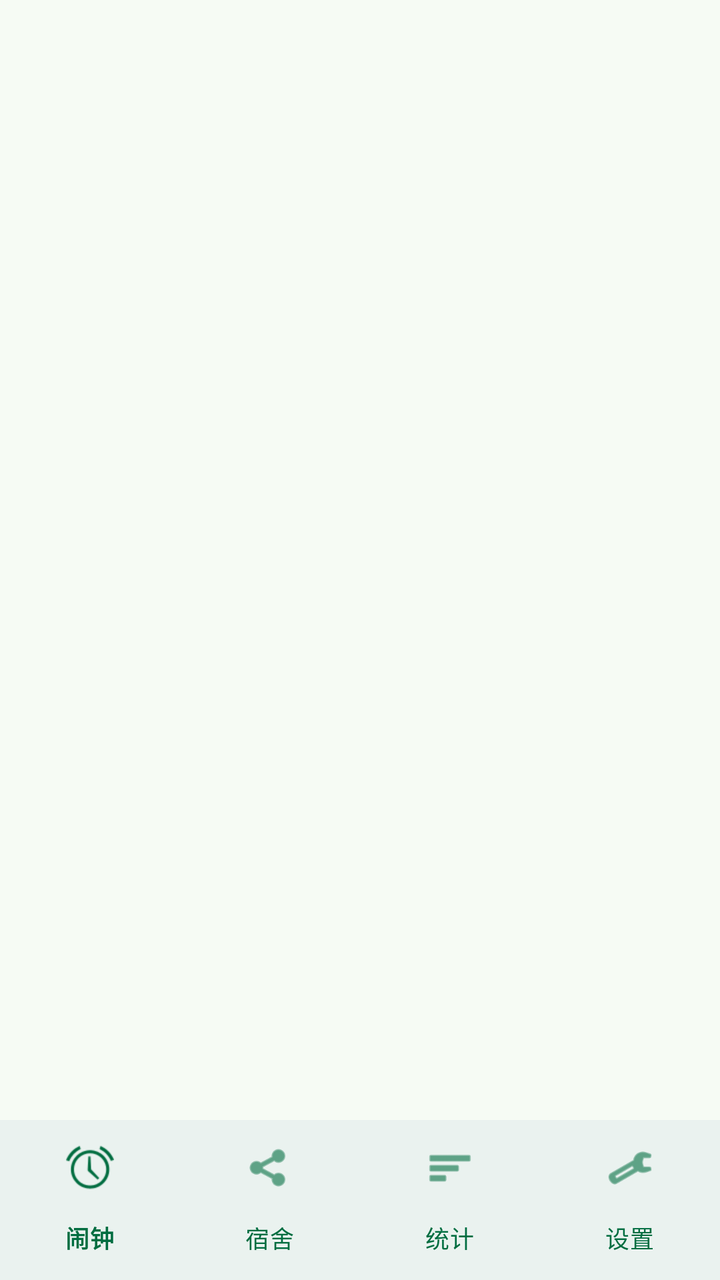
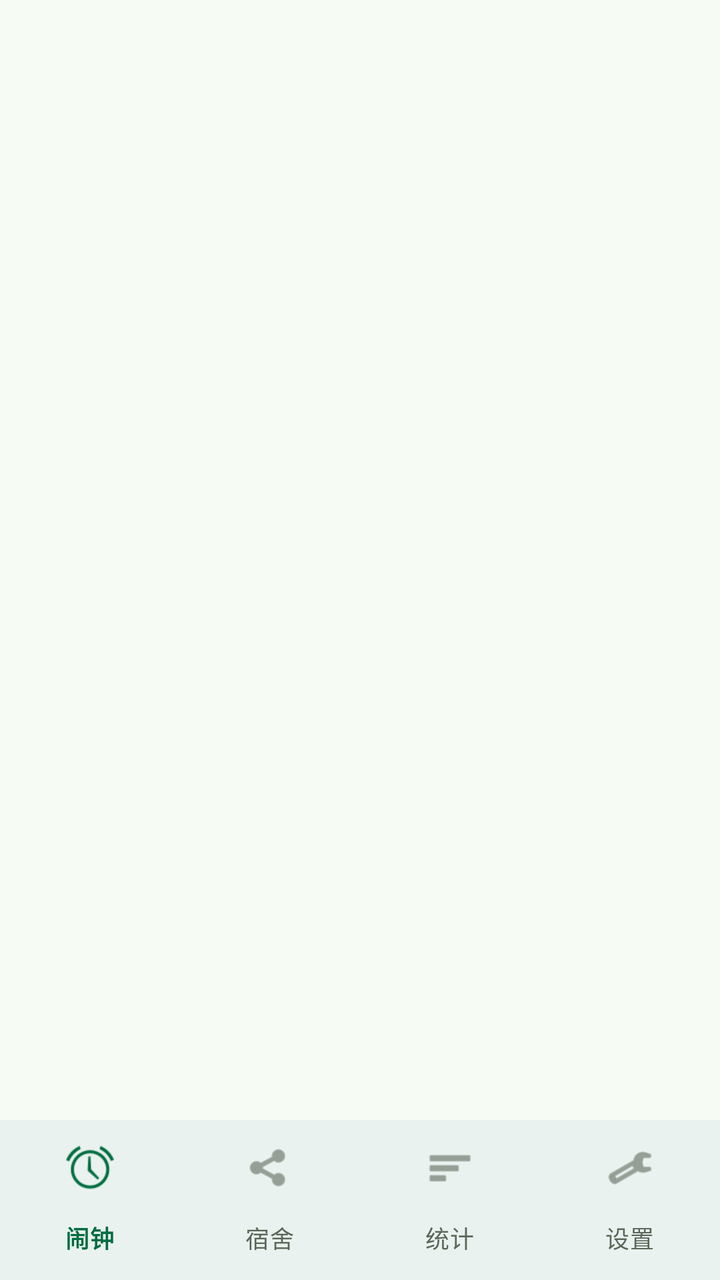

Before-and-after screenshots of an Android layout around one commit, followed by the original layout XML and the change that was made.
<!-- AndroidManifest.xml: application theme Theme.Tongxiao -->
<!-- res/layout/activity_main.xml -->
<?xml version="1.0" encoding="utf-8"?>
<LinearLayout xmlns:android="http://schemas.android.com/apk/res/android"
    xmlns:app="http://schemas.android.com/apk/res-auto"
    android:layout_width="match_parent"
    android:layout_height="match_parent"
    android:orientation="vertical">

    <androidx.fragment.app.FragmentContainerView
        android:id="@+id/tab_container"
        android:layout_width="match_parent"
        android:layout_height="0dp"
        android:layout_weight="1" />

    <com.google.android.material.bottomnavigation.BottomNavigationView
        android:id="@+id/bottom_nav"
        android:layout_width="match_parent"
        android:layout_height="wrap_content"
        android:background="@color/card"
        app:itemActiveIndicatorStyle="@null"
        app:itemIconTint="@color/green_primary"
        app:itemTextColor="@color/green_primary"
        app:labelVisibilityMode="labeled"
        app:menu="@menu/menu_bottom_nav" />

</LinearLayout>
<!-- resources referenced by this layout -->
<resources>
  <color name="card">#FFFFFF</color>
  <color name="green_primary">#006D40</color>
  <style name="Theme.Tongxiao" parent="Theme.Material3.Light.NoActionBar">
          
          <item name="android:windowLightStatusBar">true</item>
          <item name="colorPrimary">@color/green_primary</item>
          <item name="colorOnPrimary">@color/green_on_primary</item>
          <item name="colorPrimaryContainer">@color/green_container</item>
          <item name="colorOnPrimaryContainer">@color/green_on_container</item>
          <item name="android:colorBackground">@color/bg</item>
          <item name="colorSurface">@color/card</item>
          <item name="colorOnSurface">@color/ink</item>
          <item name="colorOnSurfaceVariant">@color/muted</item>
          <item name="colorOutline">@color/line</item>
      </style>
  <color name="green_on_primary">#FFFFFF</color>
  <color name="green_container">#C8E6C9</color>
  <color name="green_on_container">#171D16</color>
  <color name="bg">#F6FBF4</color>
  <color name="ink">#171D16</color>
  <color name="muted">#6F7D6E</color>
  <color name="line">#DCE7DA</color>
</resources>

<!-- the commit's change to res/layout/activity_main.xml (unified diff, before → after) -->
@@ -16,9 +16,8 @@
         android:layout_width="match_parent"
         android:layout_height="wrap_content"
         android:background="@color/card"
-        app:itemActiveIndicatorStyle="@null"
-        app:itemIconTint="@color/green_primary"
-        app:itemTextColor="@color/green_primary"
+        app:itemIconTint="@color/nav_item_tint"
+        app:itemTextColor="@color/nav_item_tint"
         app:labelVisibilityMode="labeled"
         app:menu="@menu/menu_bottom_nav" />
 
<!-- resource entries referenced after the edit -->
@@ -20,7 +20,7 @@
   <color name="green_on_container">#171D16</color>
   <color name="bg">#F6FBF4</color>
   <color name="ink">#171D16</color>
-  <color name="muted">#6F7D6E</color>
+  <color name="muted">#5A6759</color>
   <color name="line">#DCE7DA</color>
 </resources>
 
